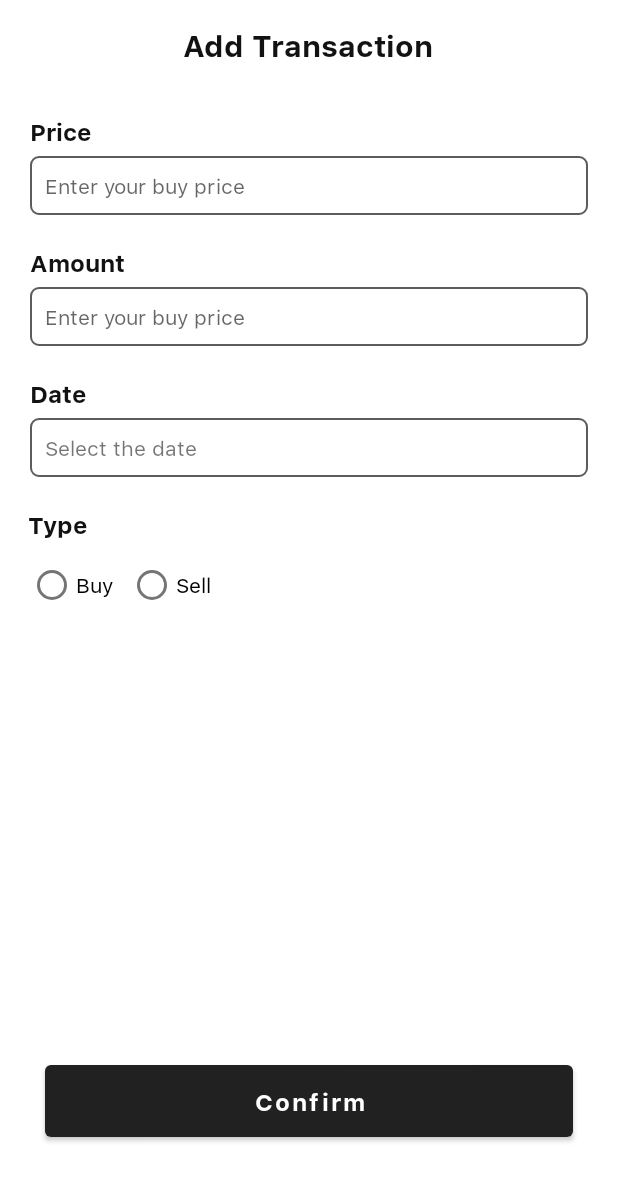
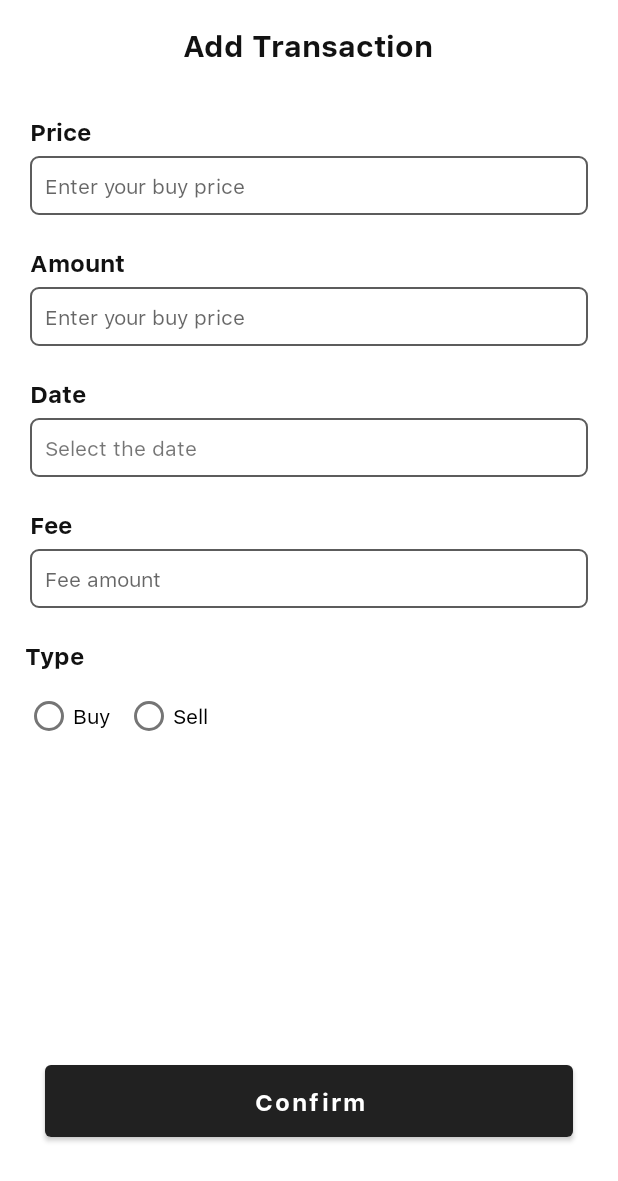
Before and after one commit to pangsitmie/Tucope, an Android app: the AddTransaction screen opened directly, with no data from a screen before it, after a tap on "Confirm", on a phone screen of 412 x 824 dp. Shown: the top 1181 px of the screen. Run offline under Robolectric (Android 15) with nearby library versions, the phone set to English and light mode, and no system bars; our stand-ins replace Firebase (no records; nobody signed in at launch, a user with empty details on screens opened directly); 7 statements that could not run were skipped.

Commit message:
crypto Total Buy value success
also add string format for crypto detail

```diff
--- a/MyPortfolio/app/src/main/AndroidManifest.xml
+++ b/MyPortfolio/app/src/main/AndroidManifest.xml
@@ -12,7 +12,7 @@
         android:supportsRtl="true"
         android:theme="@style/Theme.Myportfolio"
         android:usesCleartextTraffic="true">
-        <activity android:name=".AddTransaction"></activity>
+        <activity android:name=".activity.AddTransaction"></activity>
         <activity android:name=".activity.LoginActivity" />
         <activity android:name=".MainActivity" />
         <activity android:name=".activity.SignupActivity" />
--- a/MyPortfolio/app/src/main/java/com/roundbytes/myportfolio/AddTransaction.java
+++ b/MyPortfolio/app/src/main/java/com/roundbytes/myportfolio/activity/AddTransaction.java
@@ -1,12 +1,12 @@
-package com.roundbytes.myportfolio;
+package com.roundbytes.myportfolio.activity;
 
+import androidx.annotation.NonNull;
 import androidx.appcompat.app.AppCompatActivity;
 
 import android.app.DatePickerDialog;
 import android.content.Intent;
 import android.graphics.Color;
 import android.graphics.drawable.ColorDrawable;
-import android.nfc.Tag;
 import android.os.Bundle;
 import android.util.Log;
 import android.view.View;
@@ -14,17 +14,22 @@ import android.widget.Button;
 import android.widget.DatePicker;
 import android.widget.EditText;
 import android.widget.TextView;
-import android.widget.Toast;
 
+import com.google.firebase.database.DataSnapshot;
+import com.google.firebase.database.DatabaseError;
 import com.google.firebase.database.DatabaseReference;
 import com.google.firebase.database.FirebaseDatabase;
+import com.google.firebase.database.ValueEventListener;
+import com.roundbytes.myportfolio.MainActivity;
+import com.roundbytes.myportfolio.R;
 import com.roundbytes.myportfolio.crypto.CryptoItem;
+import com.roundbytes.myportfolio.crypto.CryptosTransactions;
 
 import java.util.Calendar;
 
 public class AddTransaction extends AppCompatActivity {
     TextView editDate;
-    EditText editPrice, editAmount;
+    EditText editPrice, editAmount, editFee;
     Button confirmBtn;
     String date;
     private DatePickerDialog.OnDateSetListener mDateSetListener;
@@ -33,12 +38,15 @@ public class AddTransaction extends AppCompatActivity {
     private FirebaseDatabase database;
     private DatabaseReference myRef;
     private String username = MainActivity.username;
+    public double totalBuyVal;
 
     @Override
     protected void onCreate(Bundle savedInstanceState) {
         super.onCreate(savedInstanceState);
         setContentView(R.layout.activity_add_transaction);
         username = MainActivity.username;
+
+        double total;
 
         //INTENT EXTRAS
         Intent intent = getIntent();
@@ -51,6 +59,26 @@ public class AddTransaction extends AppCompatActivity {
         editAmount = findViewById(R.id.editAmount);
         confirmBtn = findViewById(R.id.btnConfirm);
         editDate = findViewById(R.id.editDate);
+        editFee = findViewById(R.id.editFee);
+
+        //TOTAL BUY VALUE INITIALIZTION
+
+        database = FirebaseDatabase.getInstance();
+        DatabaseReference cryptoTotalRef = database.getReference("Users").child(username).child("CryptoTotal");
+        DatabaseReference totalCryptoBuyValueRef = cryptoTotalRef.child("totalCryptoBuyValue");
+        totalCryptoBuyValueRef.addValueEventListener(new ValueEventListener() {
+            @Override
+            public void onDataChange(@NonNull DataSnapshot snapshot) {
+                totalBuyVal = snapshot.getValue(Double.class);
+                Log.d("TAG", "TOTAL BUY VALUE INIT: " +totalBuyVal);
+            }
+            @Override
+            public void onCancelled(@NonNull DatabaseError error) {
+
+            }
+        });
+
+
 
 
         //BUTTON ON CLICK
@@ -76,14 +104,14 @@ public class AddTransaction extends AppCompatActivity {
             public void onClick(View v) {
                 double price =  Double.parseDouble(editPrice.getText().toString());
                 double amount =  Double.parseDouble(editAmount.getText().toString());
+                double fee = Double.parseDouble(editFee.getText().toString())/100;//dalam percent
+                String type ="Buy";
+                double valueBeforeFee = price*amount;
+                double valueAfterFee = (1-fee)*valueBeforeFee;
 
-                String all = price +" "+amount +" "+date;
+                String all = price +" "+amount +" "+date +" "+fee;
                 Log.d("TAG", "onClick: "+all);
 
- /*               database = FirebaseDatabase.getInstance();
-                myRef = database.getReference("Users").child(username).child("CryptoTotal").child("CryptoList").child(CODE);
-                myRef.child("amount").setValue(amount);
-                myRef.child("Transactions").setValue(price);*/
 
                 if(TYPE.equals("stock")){//kalau stocks
                     database = FirebaseDatabase.getInstance();
@@ -91,10 +119,17 @@ public class AddTransaction extends AppCompatActivity {
                     myRef.child("lot").setValue(amount);
                     myRef.child("Transactions").setValue(price);
                 }else{//kalau crypto
+                    CryptosTransactions cryptosTransactions = new CryptosTransactions(price,amount,date,type,fee,valueBeforeFee,valueAfterFee,0);
                     database = FirebaseDatabase.getInstance();
-                    myRef = database.getReference("Users").child(username).child("CryptoTotal").child("CryptoList").child(CODE);
+                    DatabaseReference cryptoTotalRef = database.getReference("Users").child(username).child("CryptoTotal");
+                    //SET NEW CRYPTO TOTAL BUY VALUE
+                    double newTotalBuyValue = totalBuyVal+(price*amount);
+                    Log.d("TAG", "newTotalBuyValue before insert: "+newTotalBuyValue);
+                    cryptoTotalRef.child("totalCryptoBuyValue").setValue(newTotalBuyValue);
+                    Log.d("TAG", "newTotalBuyValue after insert: "+newTotalBuyValue);
+                    myRef = cryptoTotalRef.child("CryptoList").child(CODE);
                     myRef.child("amount").setValue(amount);
-                    myRef.child("Transactions").setValue(price);
+                    myRef.child("Transactions").child("1").setValue(cryptosTransactions);
                 }
 
 
--- a/MyPortfolio/app/src/main/java/com/roundbytes/myportfolio/adapter/CryptoRecViewAdapter.java
+++ b/MyPortfolio/app/src/main/java/com/roundbytes/myportfolio/adapter/CryptoRecViewAdapter.java
@@ -19,7 +19,7 @@ import androidx.recyclerview.widget.RecyclerView;
 
 import com.google.firebase.database.DatabaseReference;
 import com.google.firebase.database.FirebaseDatabase;
-import com.roundbytes.myportfolio.AddTransaction;
+import com.roundbytes.myportfolio.activity.AddTransaction;
 import com.roundbytes.myportfolio.MainActivity;
 import com.roundbytes.myportfolio.crypto.CryptoItem;
 import com.roundbytes.myportfolio.R;
--- a/MyPortfolio/app/src/main/java/com/roundbytes/myportfolio/adapter/StocksRecViewAdapter.java
+++ b/MyPortfolio/app/src/main/java/com/roundbytes/myportfolio/adapter/StocksRecViewAdapter.java
@@ -19,7 +19,7 @@ import androidx.recyclerview.widget.RecyclerView;
 
 import com.google.firebase.database.DatabaseReference;
 import com.google.firebase.database.FirebaseDatabase;
-import com.roundbytes.myportfolio.AddTransaction;
+import com.roundbytes.myportfolio.activity.AddTransaction;
 import com.roundbytes.myportfolio.MainActivity;
 import com.roundbytes.myportfolio.R;
 import com.roundbytes.myportfolio.stock.StockItem;
--- a/MyPortfolio/app/src/main/java/com/roundbytes/myportfolio/crypto/CryptoItem.java
+++ b/MyPortfolio/app/src/main/java/com/roundbytes/myportfolio/crypto/CryptoItem.java
@@ -20,12 +20,12 @@ public class CryptoItem {
         this.expanded = false;
     }
 
-    public void addTransaction(double price, double amount, String date, String type)
+/*    public void addTransaction(double price, double amount, String date, String type)
     {
         CryptosTransactions newTransaction = new CryptosTransactions(price, amount, date, type);
         transactions.add(newTransaction);
         // TODO: 5/29/2021  begitu addTransaction haruse avgbuyprice totalbuyvalue dll iku berubah buat code e dibawah ini
-    }
+    }*/
     public double getCryptoAvgBuyPrice() {
         return cryptoAvgBuyPrice;
     }
@@ -33,8 +33,6 @@ public class CryptoItem {
     public void setCryptoAvgBuyPrice(double cryptoAvgBuyPrice) {
         this.cryptoAvgBuyPrice = cryptoAvgBuyPrice;
     }
-
-
 
     public String getCryptoCode() {
         return cryptoCode;
--- a/MyPortfolio/app/src/main/java/com/roundbytes/myportfolio/crypto/CryptosTransactions.java
+++ b/MyPortfolio/app/src/main/java/com/roundbytes/myportfolio/crypto/CryptosTransactions.java
@@ -2,13 +2,18 @@ package com.roundbytes.myportfolio.crypto;
 
 public class CryptosTransactions {
     private String date, type;
-    private double price, amount;
+    private double price, amount, pnl, fee, valueBeforeFee, valueAfterFee;
 
-    public CryptosTransactions(double price, double amount, String date, String type) {
+
+    public CryptosTransactions(double price, double amount, String date, String type,  double fee, double valueBeforeFee, double valueAfterFee, double pnl) {
         this.price = price;
         this.amount = amount;
         this.date = date;
         this.type = type;
+        this.fee = fee;
+        this.valueBeforeFee = valueBeforeFee;
+        this.valueAfterFee = valueAfterFee;
+        this.pnl = pnl;
     }
 
     public String getDate() {
@@ -18,7 +23,6 @@ public class CryptosTransactions {
     public void setDate(String date) {
         this.date = date;
     }
-
 
     public String getType() {
         return type;
@@ -43,4 +47,36 @@ public class CryptosTransactions {
     public void setAmount(double amount) {
         this.amount = amount;
     }
+
+    public double getPnl() {
+        return pnl;
+    }
+
+    public void setPnl(double pnl) {
+        this.pnl = pnl;
+    }
+
+    public double getFee() {
+        return fee;
+    }
+
+    public void setFee(double fee) {
+        this.fee = fee;
+    }
+
+    public double getValueBeforeFee() {
+        return valueBeforeFee;
+    }
+
+    public void setValueBeforeFee(double valueBeforeFee) {
+        this.valueBeforeFee = valueBeforeFee;
+    }
+
+    public double getValueAfterFee() {
+        return valueAfterFee;
+    }
+
+    public void setValueAfterFee(double valueAfterFee) {
+        this.valueAfterFee = valueAfterFee;
+    }
 }
--- a/MyPortfolio/app/src/main/res/layout/activity_add_transaction.xml
+++ b/MyPortfolio/app/src/main/res/layout/activity_add_transaction.xml
@@ -4,7 +4,7 @@
     xmlns:tools="http://schemas.android.com/tools"
     android:layout_width="match_parent"
     android:layout_height="match_parent"
-    tools:context=".AddTransaction">
+    tools:context=".activity.AddTransaction">
 
     <TextView
         android:id="@+id/textView2"
@@ -42,9 +42,9 @@
         android:layout_marginEnd="20dp"
         android:background="@drawable/edittext_background"
         android:ems="10"
+        android:hint="Enter your buy price"
+        android:inputType="number"
         android:textSize="14sp"
-        android:inputType="number"
-        android:hint="Enter your buy price"
         app:layout_constraintEnd_toEndOf="@+id/priceTxt"
         app:layout_constraintHorizontal_bias="0.0"
         app:layout_constraintStart_toStartOf="@+id/priceTxt"
@@ -73,8 +73,8 @@
         android:layout_marginEnd="20dp"
         android:background="@drawable/edittext_background"
         android:ems="10"
+        android:hint="Enter your buy price"
         android:inputType="number"
-        android:hint="Enter your buy price"
         android:textSize="14sp"
         app:layout_constraintEnd_toEndOf="@+id/amountTxt"
         app:layout_constraintHorizontal_bias="0.0"
@@ -102,13 +102,43 @@
         android:layout_marginStart="20dp"
         android:layout_marginTop="5dp"
         android:layout_marginEnd="20dp"
+        android:background="@drawable/edittext_background"
         android:text="Select the date"
         android:textSize="14sp"
-        android:background="@drawable/edittext_background"
         app:layout_constraintEnd_toEndOf="@+id/dateTxt"
         app:layout_constraintHorizontal_bias="0.0"
         app:layout_constraintStart_toStartOf="@+id/dateTxt"
         app:layout_constraintTop_toBottomOf="@+id/dateTxt" />
+
+
+    <TextView
+        android:id="@+id/feeTxt"
+        android:layout_width="wrap_content"
+        android:layout_height="wrap_content"
+        android:layout_marginTop="20dp"
+        android:text="Fee"
+        android:textColor="@color/black"
+        android:textSize="16sp"
+        android:textStyle="bold"
+        app:layout_constraintEnd_toEndOf="@+id/dateTxt"
+        app:layout_constraintHorizontal_bias="0.0"
+        app:layout_constraintStart_toStartOf="@+id/dateTxt"
+        app:layout_constraintTop_toBottomOf="@+id/editDate" />
+    <EditText
+        android:id="@+id/editFee"
+        android:layout_width="match_parent"
+        android:layout_height="wrap_content"
+        android:layout_marginStart="20dp"
+        android:layout_marginTop="5dp"
+        android:layout_marginEnd="20dp"
+        android:background="@drawable/edittext_background"
+        android:hint="Fee amount"
+        android:inputType="number"
+        android:textSize="14sp"
+        app:layout_constraintEnd_toEndOf="@+id/feeTxt"
+        app:layout_constraintHorizontal_bias="0.0"
+        app:layout_constraintStart_toStartOf="@+id/feeTxt"
+        app:layout_constraintTop_toBottomOf="@+id/feeTxt" />
 
     <TextView
         android:id="@+id/typeTxt"
@@ -119,10 +149,10 @@
         android:textColor="@color/black"
         android:textSize="16sp"
         android:textStyle="bold"
-        app:layout_constraintEnd_toEndOf="@+id/dateTxt"
-        app:layout_constraintStart_toStartOf="@+id/dateTxt"
-        app:layout_constraintTop_toBottomOf="@+id/editDate" />
-
+        app:layout_constraintEnd_toEndOf="@+id/feeTxt"
+        app:layout_constraintHorizontal_bias="0.333"
+        app:layout_constraintStart_toStartOf="@+id/feeTxt"
+        app:layout_constraintTop_toBottomOf="@+id/editFee" />
 
     <RadioButton
         android:id="@+id/radioButton"
```
Also changed, not shown: MyPortfolio/app/src/main/java/com/roundbytes/myportfolio/fragment/CryptoFragment.java (+6 -10 lines).
